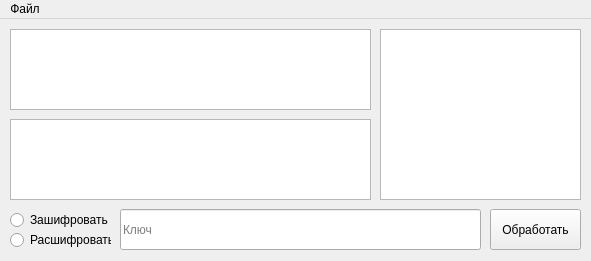
Qt form mainwindow.ui (coplant/cm-lab-11) before a commit.
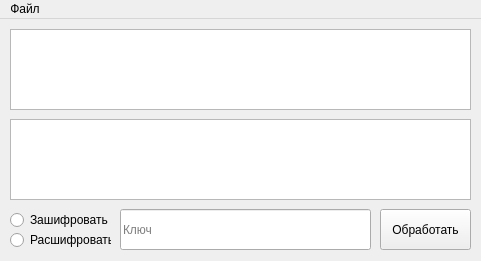
The same form after that commit.

What changed in the file:
```diff
--- a/mainwindow.ui
+++ b/mainwindow.ui
@@ -6,19 +6,19 @@
             <rect>
                 <x>0</x>
                 <y>0</y>
-                <width>591</width>
+                <width>481</width>
                 <height>261</height>
             </rect>
         </property>
         <property name="minimumSize">
             <size>
-                <width>591</width>
+                <width>481</width>
                 <height>261</height>
             </size>
         </property>
         <property name="maximumSize">
             <size>
-                <width>591</width>
+                <width>481</width>
                 <height>261</height>
             </size>
         </property>
@@ -31,7 +31,7 @@
                     <rect>
                         <x>10</x>
                         <y>10</y>
-                        <width>361</width>
+                        <width>461</width>
                         <height>81</height>
                     </rect>
                 </property>
@@ -44,7 +44,7 @@
                     <rect>
                         <x>10</x>
                         <y>100</y>
-                        <width>361</width>
+                        <width>461</width>
                         <height>81</height>
                     </rect>
                 </property>
@@ -52,7 +52,7 @@
             <widget class="QPushButton" name="proc_button">
                 <property name="geometry">
                     <rect>
-                        <x>490</x>
+                        <x>380</x>
                         <y>190</y>
                         <width>91</width>
                         <height>41</height>
@@ -67,7 +67,7 @@
                     <rect>
                         <x>120</x>
                         <y>190</y>
-                        <width>361</width>
+                        <width>251</width>
                         <height>41</height>
                     </rect>
                 </property>
@@ -107,56 +107,13 @@
                     <string>Расшифровать</string>
                 </property>
             </widget>
-            <widget class="QTableWidget" name="key_table">
-                <property name="geometry">
-                    <rect>
-                        <x>380</x>
-                        <y>10</y>
-                        <width>201</width>
-                        <height>171</height>
-                    </rect>
-                </property>
-                <property name="minimumSize">
-                    <size>
-                        <width>191</width>
-                        <height>171</height>
-                    </size>
-                </property>
-                <property name="maximumSize">
-                    <size>
-                        <width>211</width>
-                        <height>171</height>
-                    </size>
-                </property>
-                <property name="verticalScrollBarPolicy">
-                    <enum>Qt::ScrollBarAlwaysOff</enum>
-                </property>
-                <property name="horizontalScrollBarPolicy">
-                    <enum>Qt::ScrollBarAsNeeded</enum>
-                </property>
-                <property name="sizeAdjustPolicy">
-                    <enum>QAbstractScrollArea::AdjustToContents</enum>
-                </property>
-                <property name="gridStyle">
-                    <enum>Qt::SolidLine</enum>
-                </property>
-                <property name="columnCount">
-                    <number>0</number>
-                </property>
-                <attribute name="horizontalHeaderVisible">
-                    <bool>false</bool>
-                </attribute>
-                <attribute name="verticalHeaderVisible">
-                    <bool>false</bool>
-                </attribute>
-            </widget>
         </widget>
         <widget class="QMenuBar" name="menuBar">
             <property name="geometry">
                 <rect>
                     <x>0</x>
                     <y>0</y>
-                    <width>591</width>
+                    <width>481</width>
                     <height>21</height>
                 </rect>
             </property>
```
